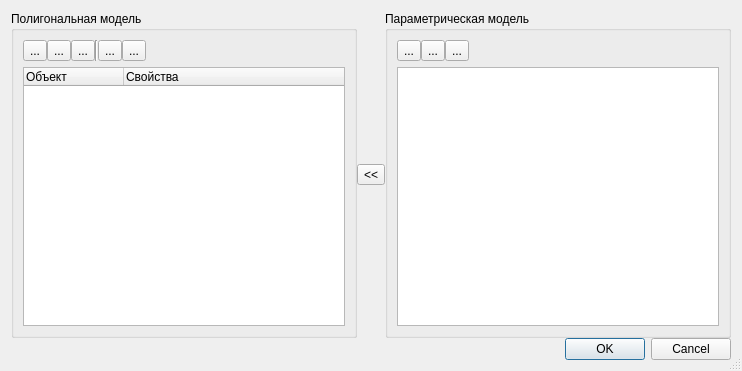
The window that qzcad/polygonalmodeldialog.ui (qzcad/qzcad-tree) describes before a commit, drawn with Qt 5.
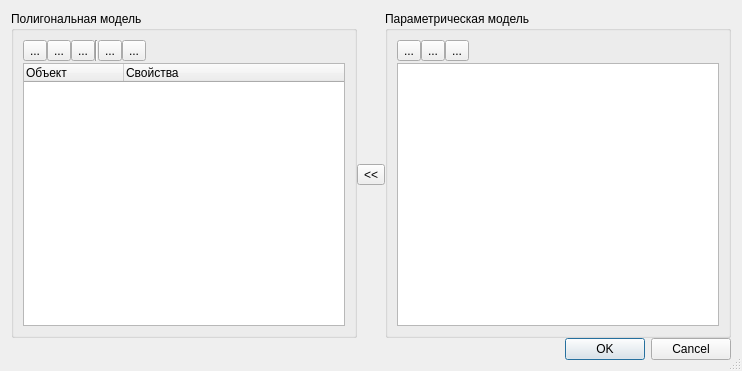
The same window after the commit. Icons and pictures are not drawn.

The edit to the form file:
```diff
--- a/qzcad/polygonalmodeldialog.ui
+++ b/qzcad/polygonalmodeldialog.ui
@@ -43,8 +43,14 @@
         <bool>false</bool>
        </property>
        <layout class="QVBoxLayout" name="verticalLayout_2">
+        <property name="spacing">
+         <number>2</number>
+        </property>
         <item>
          <layout class="QVBoxLayout" name="verticalLayout">
+          <property name="spacing">
+           <number>2</number>
+          </property>
           <item>
            <layout class="QHBoxLayout" name="horizontalLayout">
             <property name="spacing">
@@ -234,6 +240,9 @@
         <string>Параметрическая модель</string>
        </property>
        <layout class="QVBoxLayout" name="verticalLayout_3">
+        <property name="spacing">
+         <number>2</number>
+        </property>
         <item>
          <layout class="QHBoxLayout" name="horizontalLayout_2">
           <property name="spacing">
```
Left out of the diff: 3 changed lines with no effect on the pictures.
